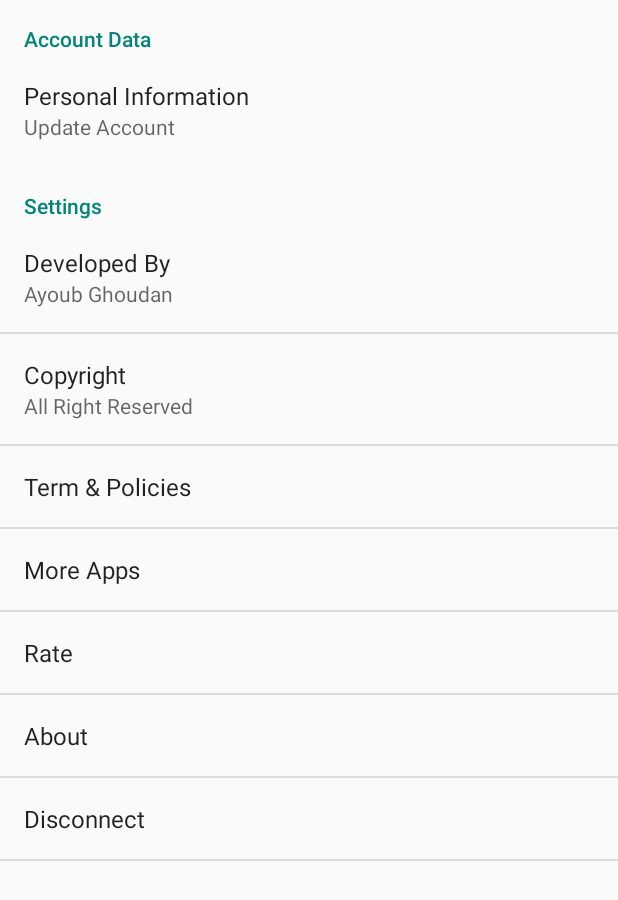
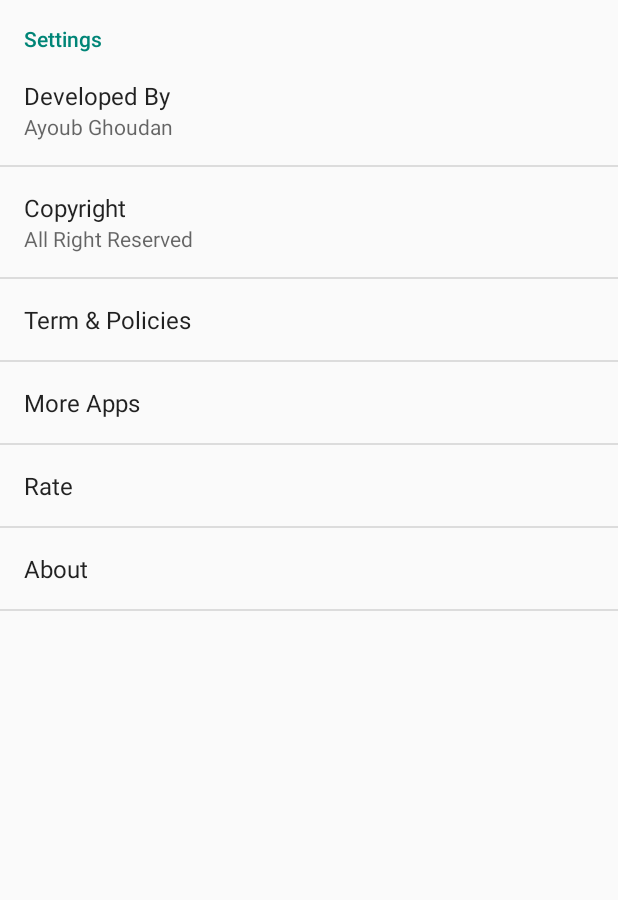
Before and after one commit to GhoudanAyoub/taxisghira, an Android app: the ActivitySetting screen opened directly, with no data from a screen before it, on a phone screen of 412 x 824 dp. Shown: the top 900 px of the screen. Run offline under Robolectric (Android 15) with nearby library versions, the phone set to English and light mode, and no system bars; Roboto replaces fonts that are not available here.

Commit message:
5/16/2020 : 22:59 Update ActivitySetting

```diff
--- a/app/src/main/java/com/TaxiSghira/TreeProg/plashscreen/Client/Map.java
+++ b/app/src/main/java/com/TaxiSghira/TreeProg/plashscreen/Client/Map.java
@@ -129,6 +129,7 @@ public class Map extends AppCompatActivity implements OnMapReadyCallback, Mapbox
         WhereToGo = findViewById(R.id.editText2);
         bottom_sheet = findViewById(R.id.bottom_sheet);
 
+        findViewById(R.id.LyoutLoti).setVisibility(View.GONE);
         mapView = findViewById(R.id.mapView);
         mapView.onCreate(savedInstanceState);
         mapView.getMapAsync(this);
@@ -379,6 +380,7 @@ public class Map extends AppCompatActivity implements OnMapReadyCallback, Mapbox
                                     public void onComplete() {
                                     }
                                 });
+
                         mapViewModel.getAcceptMutableLiveData().observe(Map.this, pickup1 -> {
 
                             findViewById(R.id.LyoutLoti).setVisibility(View.GONE);
--- a/app/src/main/java/com/TaxiSghira/TreeProg/plashscreen/Profile/ActivitySetting.java
+++ b/app/src/main/java/com/TaxiSghira/TreeProg/plashscreen/Profile/ActivitySetting.java
@@ -17,9 +17,6 @@ import android.view.ViewGroup;
 import androidx.annotation.LayoutRes;
 import androidx.appcompat.app.AppCompatDelegate;
 
-import com.TaxiSghira.TreeProg.plashscreen.API.FireBaseClient;
-import com.TaxiSghira.TreeProg.plashscreen.Both.Auth;
-import com.TaxiSghira.TreeProg.plashscreen.Both.PersonalInfo;
 import com.TaxiSghira.TreeProg.plashscreen.R;
 
 public class ActivitySetting  extends PreferenceActivity {
@@ -34,18 +31,8 @@ public class ActivitySetting  extends PreferenceActivity {
         Preference ratePref = findPreference("key_rate");
         Preference morePref = findPreference("key_more");
         Preference aboutPref = findPreference("key_about");
-        Preference UpdateAccount = findPreference("UpdateAccount");
-        Preference dis = findPreference("dis");
         final Preference prefTerm = findPreference(getString(R.string.pref_title_term));
 
-        dis.setOnPreferenceClickListener(preference -> {
-            FireBaseClient.getFireBaseClient().getmGoogleSignInClient().signOut();
-            startActivity(new Intent(getApplicationContext(), Auth.class));
-        return true;});
-        UpdateAccount.setOnPreferenceClickListener(preference -> {
-            startActivity(new Intent(getApplicationContext(), PersonalInfo.class));
-            return true;
-        } );
         ratePref.setOnPreferenceClickListener(preference -> {
             try {
                 getApplicationContext().startActivity(new Intent(Intent.ACTION_VIEW, Uri.parse("market://details?id=" + getApplicationContext().getPackageName())));
--- a/app/src/main/res/layout/app_bar_map.xml
+++ b/app/src/main/res/layout/app_bar_map.xml
@@ -96,7 +96,8 @@
         android:orientation="horizontal"
         app:layout_constraintBottom_toTopOf="@+id/bottom_sheet"
         app:layout_constraintEnd_toEndOf="@+id/tableRow2"
-        app:layout_constraintStart_toStartOf="@+id/tableRow2">
+        app:layout_constraintStart_toStartOf="@+id/tableRow2"
+        tools:visibility="gone">
 
         <com.airbnb.lottie.LottieAnimationView
             android:id="@+id/progBar"
--- a/app/src/main/res/xml/setting.xml
+++ b/app/src/main/res/xml/setting.xml
@@ -1,12 +1,6 @@
 <PreferenceScreen
     xmlns:android="http://schemas.android.com/apk/res/android">
 
-    <PreferenceCategory android:title="Account Data">
-        <Preference
-            android:key="UpdateAccount"
-            android:summary="Update Account"
-            android:title="Personal Information"/>
-    </PreferenceCategory>
     <PreferenceCategory android:title="@string/pref_category_other">
         <Preference
             android:summary="@string/developer_name"
@@ -26,9 +20,6 @@
         <Preference
             android:key="key_about"
             android:title="@string/pref_title_about" />
-        <Preference
-            android:key="dis"
-            android:title="Disconnect" />
     </PreferenceCategory>
 
 </PreferenceScreen>
```
